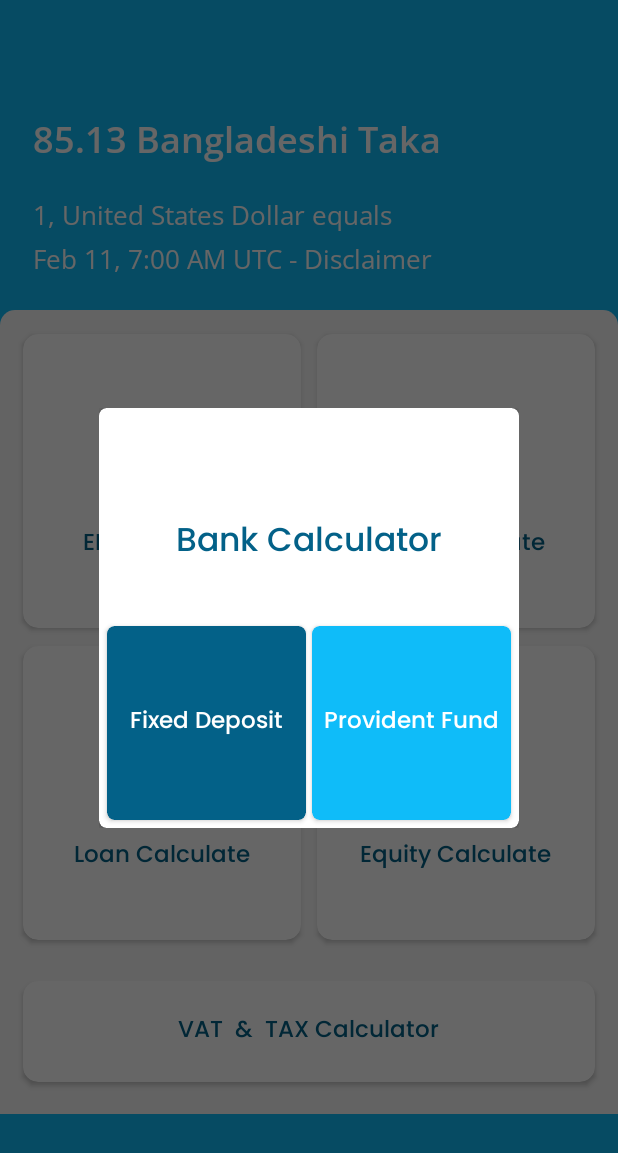
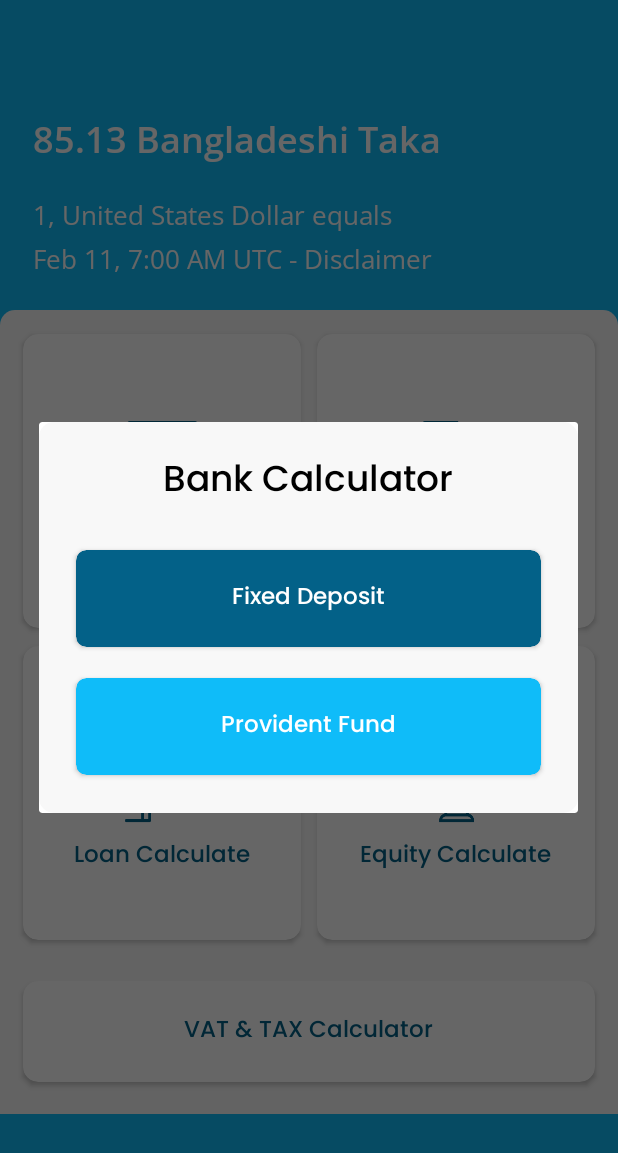
Before and after one commit to MahbubHasan1994/Emipro, an Android app: the screen it shows after launch (MainActivity), after a tap on "Bank Calculate", on a phone screen of 412 x 824 dp. Shown: the top 1153 px of the screen. Run offline under Robolectric (Android 15) with nearby library versions, the phone set to English and light mode, and no system bars.

Commit message:
New Commit

```diff
--- a/app/src/main/AndroidManifest.xml
+++ b/app/src/main/AndroidManifest.xml
@@ -9,6 +9,8 @@
         android:roundIcon="@mipmap/ic_launcher_round"
         android:supportsRtl="true"
         android:theme="@style/AppTheme">
+        <activity android:name=".Emi_Provident_Fund"></activity>
+        <activity android:name=".Emi_Fixed_Deposit" />
         <activity android:name=".MainActivity">
             <intent-filter>
                 <action android:name="android.intent.action.MAIN" />
@@ -16,6 +18,7 @@
                 <category android:name="android.intent.category.LAUNCHER" />
             </intent-filter>
         </activity>
+
         <meta-data
             android:name="preloaded_fonts"
             android:resource="@array/preloaded_fonts" />
--- /dev/null
+++ b/app/src/main/java/com/example/emipro/Emi_Fixed_Deposit.java
@@ -0,0 +1,14 @@
+package com.example.emipro;
+
+import androidx.appcompat.app.AppCompatActivity;
+
+import android.os.Bundle;
+
+public class Emi_Fixed_Deposit extends AppCompatActivity {
+
+    @Override
+    protected void onCreate(Bundle savedInstanceState) {
+        super.onCreate(savedInstanceState);
+        setContentView(R.layout.activity_emi__fixed__deposit);
+    }
+}
--- /dev/null
+++ b/app/src/main/java/com/example/emipro/Emi_Provident_Fund.java
@@ -0,0 +1,14 @@
+package com.example.emipro;
+
+import androidx.appcompat.app.AppCompatActivity;
+
+import android.os.Bundle;
+
+public class Emi_Provident_Fund extends AppCompatActivity {
+
+    @Override
+    protected void onCreate(Bundle savedInstanceState) {
+        super.onCreate(savedInstanceState);
+        setContentView(R.layout.activity_emi__provident__fund);
+    }
+}
--- a/app/src/main/java/com/example/emipro/MainActivity.java
+++ b/app/src/main/java/com/example/emipro/MainActivity.java
@@ -1,9 +1,11 @@
 package com.example.emipro;
 
+import androidx.appcompat.app.AlertDialog;
 import androidx.appcompat.app.AppCompatActivity;
 import androidx.cardview.widget.CardView;
 
 import android.app.Dialog;
+import android.content.Intent;
 import android.graphics.Color;
 import android.graphics.drawable.ColorDrawable;
 import android.os.Bundle;
@@ -13,23 +15,11 @@ import android.view.Window;
 public class MainActivity extends AppCompatActivity {
 
     CardView bank_cal;
-    Dialog dialog;
-    Bundle bundle;
+
     @Override
     protected void onCreate(Bundle savedInstanceState) {
         super.onCreate(savedInstanceState);
         setContentView(R.layout.activity_main);
-
-        dialog = new Dialog(this);
-        dialog.requestWindowFeature(Window.FEATURE_NO_TITLE);
-        dialog.getWindow().setBackgroundDrawable(new ColorDrawable(Color.TRANSPARENT));
-        dialog.setCancelable(true);
-        dialog.setContentView(R.layout.bank_cal_dialog);
-
-//        tvCredit = dialog.findViewById(R.id.tvCredit);
-//        tvInfo = dialog.findViewById(R.id.tvInfo);
-
-        bundle=new Bundle();
 
         bank_cal = findViewById(R.id.bank_cal_dialog);
         bank_cal.setOnClickListener(new View.OnClickListener() {
@@ -37,9 +27,42 @@ public class MainActivity extends AppCompatActivity {
             public void onClick(View view) {
 
 
-                dialog.show();
+                openDialog();
 
             }
         });
     }
+
+    public void openDialog(){
+        final AlertDialog.Builder alert = new AlertDialog.Builder(MainActivity.this);
+        View mView = getLayoutInflater().inflate(R.layout.bank_cal_dialog,null);
+
+        CardView fixed_depo = mView.findViewById(R.id.fixed_deposit_id);
+        CardView provi_fund = mView.findViewById(R.id.provident_fund_id);
+
+        alert.setView(mView);
+
+        final AlertDialog alertDialog = alert.create();
+        alertDialog.setCanceledOnTouchOutside(true);
+
+        fixed_depo.setOnClickListener(new View.OnClickListener() {
+            @Override
+            public void onClick(View v) {
+                Intent intent = new Intent(getApplicationContext(),Emi_Fixed_Deposit.class);
+                startActivity(intent);
+                alertDialog.dismiss();
+            }
+        });
+
+        provi_fund.setOnClickListener(new View.OnClickListener() {
+            @Override
+            public void onClick(View v) {
+                Intent intent = new Intent(getApplicationContext(),Emi_Provident_Fund.class);
+                startActivity(intent);
+                alertDialog.dismiss();
+            }
+        });
+
+        alertDialog.show();
+    }
 }
--- /dev/null
+++ b/app/src/main/res/drawable/shaping.xml
@@ -0,0 +1,8 @@
+<?xml version="1.0" encoding="utf-8"?>
+<shape xmlns:android="http://schemas.android.com/apk/res/android"
+    >
+
+    <solid android:color="#f8f8f8"/>
+    <corners android:radius="10dp" />
+
+</shape>
--- /dev/null
+++ b/app/src/main/res/layout/activity_emi__fixed__deposit.xml
@@ -0,0 +1,9 @@
+<?xml version="1.0" encoding="utf-8"?>
+<androidx.constraintlayout.widget.ConstraintLayout xmlns:android="http://schemas.android.com/apk/res/android"
+    xmlns:app="http://schemas.android.com/apk/res-auto"
+    xmlns:tools="http://schemas.android.com/tools"
+    android:layout_width="match_parent"
+    android:layout_height="match_parent"
+    tools:context=".Emi_Fixed_Deposit">
+
+</androidx.constraintlayout.widget.ConstraintLayout>
--- /dev/null
+++ b/app/src/main/res/layout/activity_emi__provident__fund.xml
@@ -0,0 +1,9 @@
+<?xml version="1.0" encoding="utf-8"?>
+<androidx.constraintlayout.widget.ConstraintLayout xmlns:android="http://schemas.android.com/apk/res/android"
+    xmlns:app="http://schemas.android.com/apk/res-auto"
+    xmlns:tools="http://schemas.android.com/tools"
+    android:layout_width="match_parent"
+    android:layout_height="match_parent"
+    tools:context=".Emi_Provident_Fund">
+
+</androidx.constraintlayout.widget.ConstraintLayout>
--- a/app/src/main/res/layout/activity_main.xml
+++ b/app/src/main/res/layout/activity_main.xml
@@ -66,9 +66,15 @@
             </LinearLayout>
 
             <LinearLayout
+                android:orientation="vertical"
+                android:layout_width="match_parent"
+                android:layout_height="match_parent">
+
+            <LinearLayout
                 android:layout_width="match_parent"
                 android:layout_height="wrap_content"
                 android:orientation="horizontal"
+                android:layout_weight="2"
                 android:background="@drawable/frontal_curve">
 
                 <LinearLayout
@@ -107,7 +113,7 @@
                                 android:layout_height="wrap_content"
                                 android:layout_below="@id/bankcal"
                                 android:fontFamily="@font/poppins_medium"
-                                android:text="EMI Calculate"
+                                android:text="@string/Emi_Calculate"
                                 android:textColor="#036188"
                                 android:textSize="15sp" />
 
@@ -153,7 +159,7 @@
                                 android:layout_below="@id/equitycal"
                                 android:layout_marginTop="9dp"
                                 android:fontFamily="@font/poppins_medium"
-                                android:text="Bank Calculate"
+                                android:text="@string/Bank_Calculate"
                                 android:textColor="#036188"
                                 android:textSize="15sp" />
 
@@ -206,7 +212,7 @@
                                 android:layout_below="@id/loancal"
                                 android:layout_marginTop="9dp"
                                 android:fontFamily="@font/poppins_medium"
-                                android:text="Loan Calculate"
+                                android:text="@string/Loan_Calculate"
                                 android:textColor="#036188"
                                 android:textSize="15sp" />
 
@@ -251,7 +257,7 @@
                                 android:layout_centerInParent="true"
                                 android:layout_marginTop="9dp"
                                 android:fontFamily="@font/poppins_medium"
-                                android:text="Equity Calculate"
+                                android:text="@string/Equity_Calculate"
                                 android:textColor="#036188"
                                 android:textSize="15sp" />
 
@@ -290,7 +296,7 @@
                         android:layout_height="wrap_content"
                         android:layout_centerInParent="true"
                         android:fontFamily="@font/poppins_medium"
-                        android:text="VAT  &amp;  TAX Calculator"
+                        android:text="@string/Vat_Tax"
                         android:textColor="#036188"
                         android:textSize="15sp" />
                 </RelativeLayout>
@@ -300,6 +306,8 @@
         </LinearLayout>
 
         </LinearLayout>
+
+        </LinearLayout>
     </ScrollView>
 
 </LinearLayout>
--- a/app/src/main/res/layout/bank_cal_dialog.xml
+++ b/app/src/main/res/layout/bank_cal_dialog.xml
@@ -1,107 +1,87 @@
 <?xml version="1.0" encoding="utf-8"?>
-<LinearLayout xmlns:android="http://schemas.android.com/apk/res/android"
+<LinearLayout
+    xmlns:android="http://schemas.android.com/apk/res/android"
+    xmlns:app="http://schemas.android.com/apk/res-auto"
+    xmlns:tools="http://schemas.android.com/tools"
     android:layout_width="match_parent"
     android:layout_height="match_parent"
-    xmlns:app="http://schemas.android.com/apk/res-auto"
-    android:orientation="vertical">
+    android:orientation="vertical"
+    android:background="@drawable/shaping">
 
-    <androidx.cardview.widget.CardView
-        android:layout_width="280dp"
-        android:layout_height="280dp"
-        app:cardCornerRadius="5dp"
-        app:cardBackgroundColor="#FFF">
+        <TextView
+            android:layout_width="match_parent"
+            android:layout_height="wrap_content"
+            android:layout_marginTop="20dp"
+            android:fontFamily="@font/poppins_medium"
+            android:text="Bank Calculator"
+            android:textColor="#000"
+            android:textSize="24sp"
+            android:textAlignment="center"/>
 
-        <LinearLayout
-            android:orientation="vertical"
+    <LinearLayout
+        android:layout_marginTop="20dp"
+        android:layout_marginBottom="20dp"
+        android:layout_width="match_parent"
+        android:layout_height="wrap_content"
+        android:orientation="vertical">
+
+        <androidx.cardview.widget.CardView
+            android:id="@+id/fixed_deposit_id"
+            android:layout_weight="1"
+            android:layout_marginStart="20dp"
+            android:layout_marginEnd="20dp"
             android:layout_width="match_parent"
-            android:layout_height="match_parent">
+            android:layout_height="75dp"
+            app:cardBackgroundColor="#036188"
+            app:cardCornerRadius="7dp"
+            app:cardUseCompatPadding="true"
+            app:cardElevation="2dp">
 
-            <LinearLayout
+            <RelativeLayout
                 android:layout_width="match_parent"
-                android:layout_height="match_parent"
-                android:layout_weight="1">
+                android:layout_height="match_parent">
 
                 <TextView
-                    android:layout_marginTop="20dp"
                     android:layout_width="wrap_content"
                     android:layout_height="wrap_content"
-                    android:layout_weight="1"
                     android:fontFamily="@font/poppins_medium"
-                    android:gravity="center"
-                    android:layout_gravity="center"
-                    android:textColor="#036188"
-                    android:text="Bank Calculator"
-                    android:textSize="22dp" />
+                    android:text="Fixed Deposit"
+                    android:textColor="#ffffff"
+                    android:textSize="15sp"
+                    android:layout_centerInParent="true"/>
+            </RelativeLayout>
 
-            </LinearLayout>
 
-            <LinearLayout
-                android:orientation="horizontal"
+        </androidx.cardview.widget.CardView>
+
+        <androidx.cardview.widget.CardView
+            android:layout_marginTop="10dp"
+            android:id="@+id/provident_fund_id"
+            android:layout_weight="1"
+            android:layout_marginStart="20dp"
+            android:layout_marginEnd="20dp"
+            android:layout_width="match_parent"
+            android:layout_height="75dp"
+            app:cardBackgroundColor="#0FBCF9"
+            app:cardCornerRadius="7dp"
+            app:cardUseCompatPadding="true"
+            app:cardElevation="2dp">
+
+            <RelativeLayout
                 android:layout_width="match_parent"
-                android:layout_height="match_parent"
-                android:layout_weight="1">
+                android:layout_height="match_parent">
 
-                <LinearLayout
-                    android:layout_width="match_parent"
-                    android:layout_height="match_parent"
-                    android:layout_weight="1">
+                <TextView
+                    android:layout_width="wrap_content"
+                    android:layout_height="wrap_content"
+                    android:fontFamily="@font/poppins_medium"
+                    android:text="Provident Fund"
+                    android:textColor="#ffffff"
+                    android:textSize="15sp"
+                    android:layout_centerInParent="true"/>
+            </RelativeLayout>
 
-                    <androidx.cardview.widget.CardView
-                        android:id="@+id/fixed_deposit"
-                        android:layout_marginRight="2dp"
-                        android:layout_marginLeft="5dp"
-                        android:layout_marginTop="5dp"
-                        android:layout_marginBottom="5dp"
-                        android:layout_width="match_parent"
-                        android:layout_height="match_parent"
-                        app:cardCornerRadius="5dp"
-                        app:cardBackgroundColor="#036188">
+        </androidx.cardview.widget.CardView>
 
-                        <TextView
-                            android:layout_width="wrap_content"
-                            android:layout_height="wrap_content"
-                            android:layout_gravity="center"
-                            android:fontFamily="@font/poppins_medium"
-                            android:text="Fixed Deposit"
-                            android:textColor="#FFF"
-                            android:textSize="15sp" />
-
-                    </androidx.cardview.widget.CardView>
-
-                </LinearLayout>
-
-                <LinearLayout
-                    android:layout_width="match_parent"
-                    android:layout_height="match_parent"
-                    android:layout_weight="1">
-
-                    <androidx.cardview.widget.CardView
-                        android:layout_marginLeft="2dp"
-                        android:layout_marginRight="5dp"
-                        android:layout_marginTop="5dp"
-                        android:layout_marginBottom="5dp"
-                        android:layout_width="match_parent"
-                        android:layout_height="match_parent"
-                        app:cardCornerRadius="5dp"
-                        app:cardBackgroundColor="#0FBCF9">
-
-                        <TextView
-                            android:layout_width="wrap_content"
-                            android:layout_height="wrap_content"
-                            android:layout_gravity="center"
-                            android:fontFamily="@font/poppins_medium"
-                            android:text="Provident Fund"
-                            android:textColor="#FFF"
-                            android:textSize="15sp" />
-
-                    </androidx.cardview.widget.CardView>
-
-                </LinearLayout>
-
-            </LinearLayout>
-
-        </LinearLayout>
-
-    </androidx.cardview.widget.CardView>
-
+    </LinearLayout>
 </LinearLayout>
--- /dev/null
+++ b/app/src/main/res/layout/emi_cal_dialog.xml
@@ -0,0 +1,6 @@
+<?xml version="1.0" encoding="utf-8"?>
+<LinearLayout xmlns:android="http://schemas.android.com/apk/res/android"
+    android:orientation="vertical" android:layout_width="match_parent"
+    android:layout_height="match_parent">
+
+</LinearLayout>
--- a/app/src/main/res/values/strings.xml
+++ b/app/src/main/res/values/strings.xml
@@ -1,3 +1,9 @@
 <resources>
     <string name="app_name">Emipro</string>
+    <string name="Emi_Calculate">Emi Calculate</string>
+    <string name="Bank_Calculate">Bank Calculate</string>
+    <string name="Loan_Calculate">Loan Calculate</string>
+    <string name="Equity_Calculate">Equity Calculate</string>
+    <string name="Vat_Tax">VAT  &amp;  TAX Calculator</string>
+
 </resources>
```
